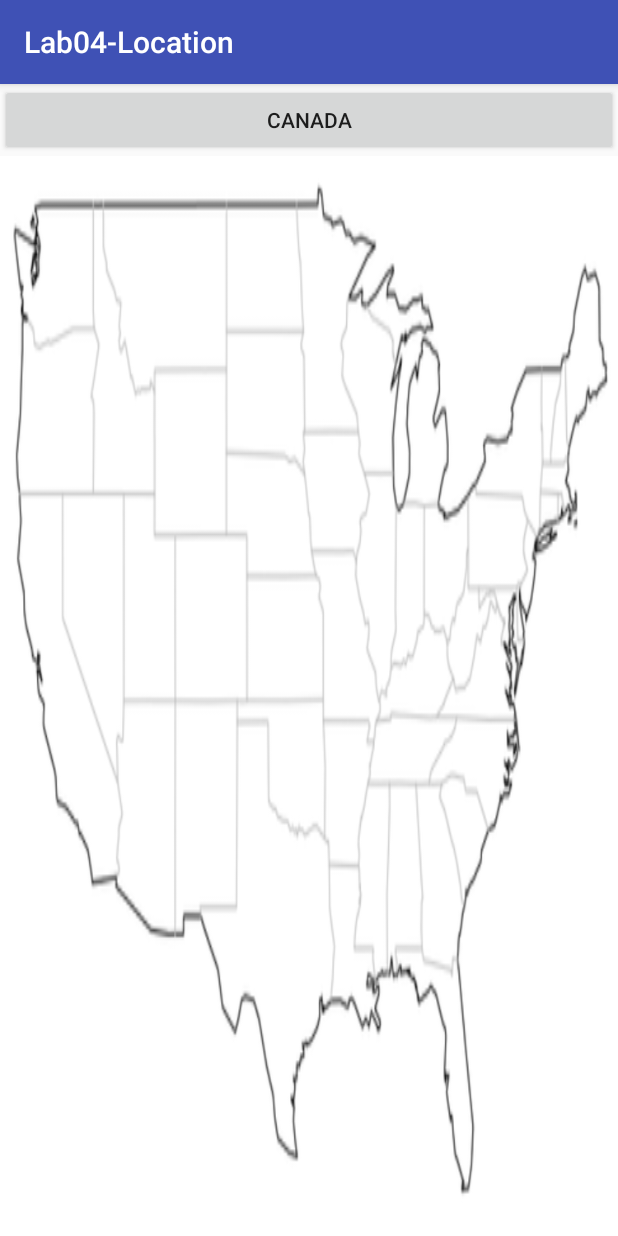
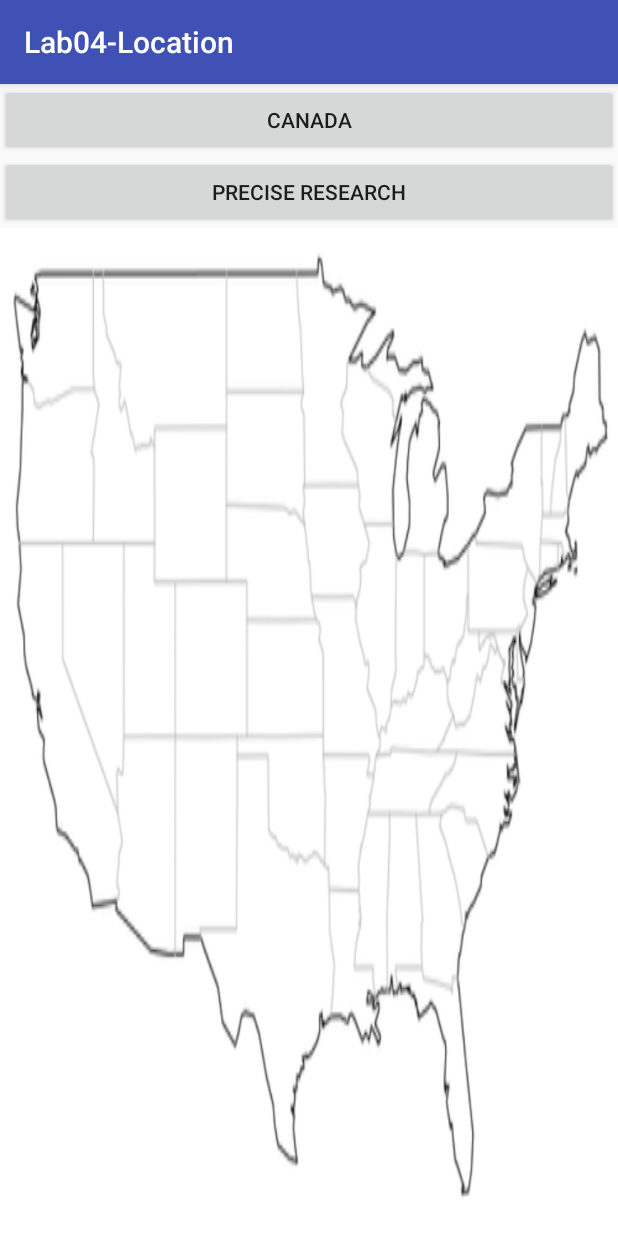
Before and after one commit to DenisLebedev/lab04-Location, an Android app: the screen it shows after launch (MainActivity), on a phone screen of 412 x 824 dp. Run offline under Robolectric (Android 15) with nearby library versions, the phone set to English and light mode, and no system bars.

Commit message:
Fill up the intent and linking both Activity using a button

```diff
--- a/app/src/main/res/layout/activity_main.xml
+++ b/app/src/main/res/layout/activity_main.xml
@@ -14,7 +14,11 @@
         android:gravity="center"
         android:onClick="googleMapAPI"/>
 
-
+    <Button
+        android:layout_width="match_parent"
+        android:layout_height="wrap_content"
+        android:text="@string/moveActivity"
+        android:onClick="launchPreciseSearchActivity"/>
 
     <ImageButton
         android:background="@drawable/country"
--- a/app/src/main/res/layout/activity_map.xml
+++ b/app/src/main/res/layout/activity_map.xml
@@ -31,13 +31,16 @@
         android:layout_margin="@dimen/fab_margin"
         app:srcCompat="@android:drawable/ic_dialog_email" />
 
+
     <EditText
+        android:id="@+id/geoLocation"
         android:layout_width="match_parent"
         android:layout_height="wrap_content" />
 
     <Button
         android:layout_width="match_parent"
-        android:layout_height="wrap_content" />
+        android:layout_height="wrap_content"
+        android:text="@string/butLoc"/>
 
     <TextView
         android:layout_width="match_parent"
--- a/app/src/main/res/values/strings.xml
+++ b/app/src/main/res/values/strings.xml
@@ -2,4 +2,7 @@
     <string name="app_name">Lab04-Location</string>
     <string name="country">Canada</string>
     <string name="title_activity_map">MapActivity</string>
+
+    <string name="butLoc">Apply given location</string>
+    <string name="moveActivity">Precise research</string>
 </resources>
```
Also changed, not shown: app/src/main/java/denislebedev/ca/lab04_location/MainActivity.java (+10 -0 lines), app/src/main/java/denislebedev/ca/lab04_location/MapActivity.java (+11 -0 lines).
